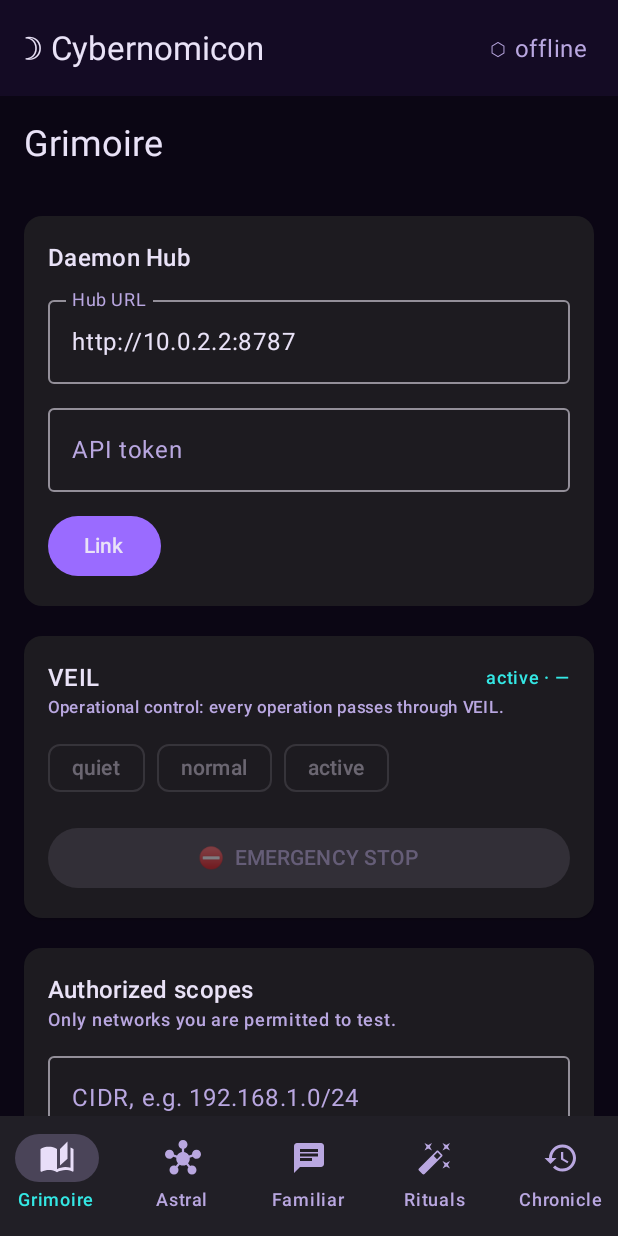
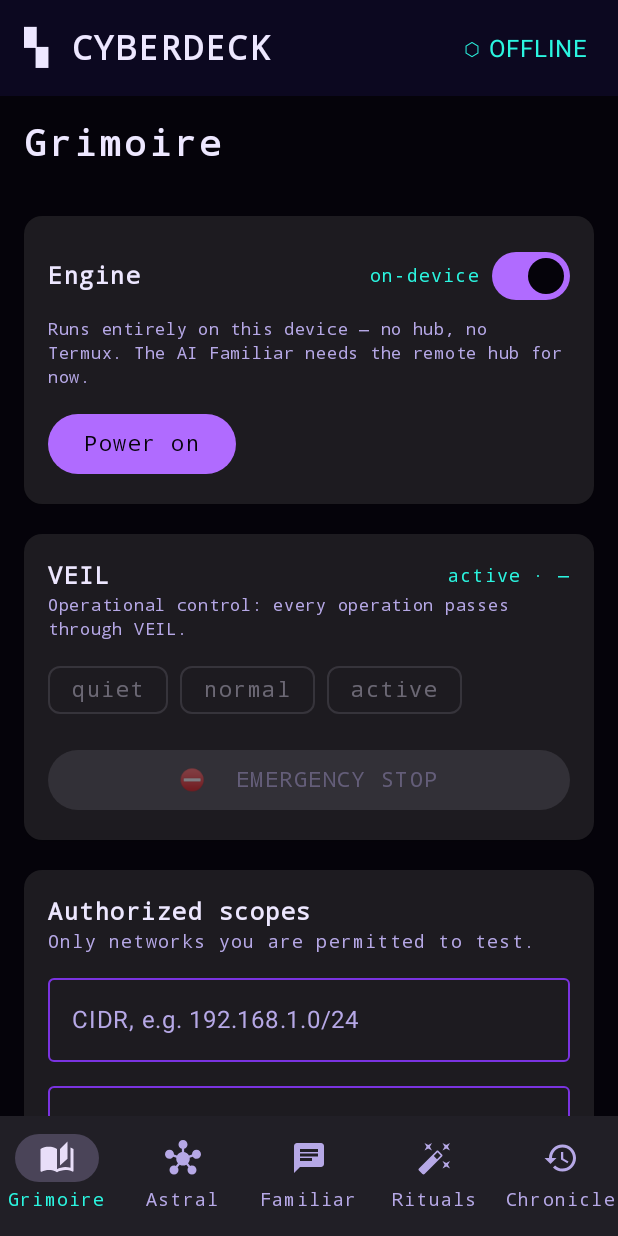
Before and after one commit to antoniosousapedro99-png/Spellbook, an Android app built with Jetpack Compose: the screen it shows after launch (MainActivity), on a phone screen of 412 x 824 dp. Run offline under Robolectric (Android 15) with nearby library versions, the phone set to English and light mode, and no system bars.

Commit message:
Phase 2: wire native engine into UI; rename to Cyberdeck; cyberpunk theme
Native engine wired in:
- Backend interface abstracts the data source. RemoteBackend wraps the Python
  hub; LocalBackend runs the on-device Kotlin engine (converts engine types to
  the UI DTOs, builds input schemas for tap-to-cast, JSON<->Any coercion).
- ViewModel now talks to Backend, not Retrofit directly. An Engine toggle in
  Grimoire switches on-device (default) vs remote hub. On-device scanning,
  daemons, VEIL, telemetry and the Astral Plane work with no hub/Termux; the
  live feed is synthesized locally (no WebSocket). The AI Familiar still routes
  to the remote hub until Phase 3 (on-device LLM).
- Renamed engine DaemonReport -> DaemonRunReport to avoid clashing with the DTO.

Rebrand:
- App renamed to Cyberdeck (launcher label + title bar).
- Cyberpunk theme: near-black voids, neon violet/cyan/magenta, monospaced
  "deck" typography for headers/labels; launch theme + status/nav bars updated.

Build: assembleDebug green; 10 native-engine JVM unit tests still pass.

Co-Authored-By: Claude Opus 4.8 <noreply@anthropic.com>
Claude-Session: https://claude.ai/code/session_01PPwGzmkaYwfWF51QXQ9PrN

```diff
--- /dev/null
+++ b/android-client/app/src/main/java/com/cybernomicon/grimoire/data/Backend.kt
@@ -0,0 +1,57 @@
+package com.cybernomicon.grimoire.data
+
+import kotlinx.serialization.json.JsonElement
+
+/**
+ * Abstraction the ViewModel talks to, so the UI is identical whether it's
+ * driving the remote Python hub or the on-device native engine.
+ */
+interface Backend {
+    val supportsLiveFeed: Boolean
+    val supportsChat: Boolean
+
+    suspend fun spells(): List<SpellSpec>
+    suspend fun daemons(): List<DaemonInfo>
+    suspend fun targets(): List<ScanTarget>
+    suspend fun addTarget(cidr: String, label: String)
+    suspend fun devices(): List<Device>
+    suspend fun topology(): Topology?
+    suspend fun findings(): List<Finding>
+    suspend fun planner(): PlannerStatus?
+    suspend fun veilStatus(): VeilStatus?
+    suspend fun veilTelemetry(): VeilTelemetryResponse?
+    suspend fun setIntensity(level: String)
+    suspend fun halt()
+    suspend fun resume()
+    suspend fun cast(spellId: String, params: Map<String, JsonElement>): CastResult
+    suspend fun summon(key: String, objective: String, scope: String?): DaemonReport
+    suspend fun chat(message: String, conversationId: String?): ChatResponse
+}
+
+/** Talks to the remote Python Daemon Hub over HTTP. */
+class RemoteBackend(private val api: HubApi) : Backend {
+    override val supportsLiveFeed = true
+    override val supportsChat = true
+
+    override suspend fun spells() = api.spells().spells
+    override suspend fun daemons() = api.daemons().daemons
+    override suspend fun targets() = api.targets().targets
+    override suspend fun addTarget(cidr: String, label: String) {
+        api.addTarget(AddTargetBody(cidr = cidr, label = label))
+    }
+    override suspend fun devices() = api.devices().devices
+    override suspend fun topology() = api.topology()
+    override suspend fun findings() = api.findings().findings
+    override suspend fun planner() = api.planner()
+    override suspend fun veilStatus() = api.veilStatus()
+    override suspend fun veilTelemetry() = api.veilTelemetry()
+    override suspend fun setIntensity(level: String) { api.veilIntensity(IntensityBody(level)) }
+    override suspend fun halt() { api.veilHalt() }
+    override suspend fun resume() { api.veilResume() }
+    override suspend fun cast(spellId: String, params: Map<String, JsonElement>) =
+        api.cast(spellId, CastBody(params))
+    override suspend fun summon(key: String, objective: String, scope: String?) =
+        api.summon(key, SummonBody(objective, scope))
+    override suspend fun chat(message: String, conversationId: String?) =
+        api.chat(ChatBody(message, conversationId))
+}
--- a/android-client/app/src/main/java/com/cybernomicon/grimoire/engine/LocalEngine.kt
+++ b/android-client/app/src/main/java/com/cybernomicon/grimoire/engine/LocalEngine.kt
@@ -42,7 +42,7 @@ class LocalEngine {
         return res
     }
 
-    suspend fun summonScryer(objective: String, scope: String?): DaemonReport =
+    suspend fun summonScryer(objective: String, scope: String?): DaemonRunReport =
         scryer.run(objective, scope)
 
     private fun recordEffects(spellId: String, result: Map<String, Any?>?) {
--- a/android-client/app/src/main/java/com/cybernomicon/grimoire/ui/GrimoireApp.kt
+++ b/android-client/app/src/main/java/com/cybernomicon/grimoire/ui/GrimoireApp.kt
@@ -37,10 +37,15 @@ fun GrimoireApp(vm: AppViewModel) {
     Scaffold(
         topBar = {
             TopAppBar(
-                title = { Text("☽ Cybernomicon") },
+                title = { Text("▚ CYBERDECK") },
                 actions = {
-                    val dot = if (state.connected) "⬢ linked" else "⬡ offline"
-                    Text(dot, modifier = Modifier.padding(end = 16.dp))
+                    val dot = when {
+                        !state.connected -> "⬡ OFFLINE"
+                        state.localMode -> "⬢ ON-DEVICE"
+                        else -> "⬢ LINKED"
+                    }
+                    Text(dot, color = MaterialTheme.colorScheme.secondary,
+                        modifier = Modifier.padding(end = 16.dp))
                 }
             )
         },
--- a/android-client/app/src/main/java/com/cybernomicon/grimoire/ui/screens/Screens.kt
+++ b/android-client/app/src/main/java/com/cybernomicon/grimoire/ui/screens/Screens.kt
@@ -82,7 +82,23 @@ fun GrimoireScreen(vm: AppViewModel, state: UiState) {
         SectionTitle("Grimoire")
         ElevatedCard(Modifier.fillMaxWidth().padding(16.dp)) {
             Column(Modifier.padding(16.dp)) {
-                Text("Daemon Hub", style = MaterialTheme.typography.titleMedium)
+                Row(verticalAlignment = Alignment.CenterVertically) {
+                    Text("Engine", style = MaterialTheme.typography.titleMedium)
+                    Spacer(Modifier.weight(1f))
+                    Text(if (state.localMode) "on-device" else "remote hub",
+                        style = MaterialTheme.typography.labelMedium,
+                        color = MaterialTheme.colorScheme.secondary)
+                    Spacer(Modifier.width(8.dp))
+                    Switch(checked = state.localMode,
+                        onCheckedChange = { vm.setLocalMode(it) })
+                }
+                if (state.localMode) {
+                    Text("Runs entirely on this device — no hub, no Termux. " +
+                        "The AI Familiar needs the remote hub for now.",
+                        style = MaterialTheme.typography.labelSmall,
+                        color = MaterialTheme.colorScheme.onSurfaceVariant,
+                        modifier = Modifier.padding(top = 4.dp))
+                } else {
                     OutlinedTextField(
                         value = state.hubUrl, onValueChange = vm::setHubUrl,
                         label = { Text("Hub URL") }, singleLine = true,
@@ -91,10 +107,16 @@ fun GrimoireScreen(vm: AppViewModel, state: UiState) {
                         value = state.token, onValueChange = vm::setToken,
                         label = { Text("API token") }, singleLine = true,
                         modifier = Modifier.fillMaxWidth().padding(top = 8.dp))
+                }
                 Row(Modifier.padding(top = 12.dp),
-                    horizontalArrangement = Arrangement.spacedBy(8.dp)) {
+                    horizontalArrangement = Arrangement.spacedBy(8.dp),
+                    verticalAlignment = Alignment.CenterVertically) {
                     Button(onClick = vm::connect, enabled = !state.busy) {
-                        Text(if (state.connected) "Reconnect" else "Link")
+                        Text(when {
+                            state.connected -> "Reconnect"
+                            state.localMode -> "Power on"
+                            else -> "Link"
+                        })
                     }
                     if (state.busy) CircularProgressIndicator(Modifier.size(24.dp))
                 }
--- a/android-client/app/src/main/java/com/cybernomicon/grimoire/ui/theme/Theme.kt
+++ b/android-client/app/src/main/java/com/cybernomicon/grimoire/ui/theme/Theme.kt
@@ -6,43 +6,63 @@ import androidx.compose.material3.Typography
 import androidx.compose.material3.darkColorScheme
 import androidx.compose.runtime.Composable
 import androidx.compose.ui.graphics.Color
+import androidx.compose.ui.text.TextStyle
+import androidx.compose.ui.text.font.FontFamily
+import androidx.compose.ui.text.font.FontWeight
+import androidx.compose.ui.unit.sp
 
-// Cybernomicon palette: dark-fantasy occult + cyberpunk.
-// Deep void backgrounds, violet/purple primaries, subtle cyan arcane accents.
-val Void = Color(0xFF0B0614)
-val VoidSurface = Color(0xFF140B24)
-val VoidSurfaceHi = Color(0xFF1E1236)
-val Violet = Color(0xFF9A6BFF)
-val VioletDeep = Color(0xFF6D3BD1)
-val Arcane = Color(0xFF34E7E4)      // cyan accent
-val Ember = Color(0xFFFF5C8A)       // warning / high severity
-val Ash = Color(0xFFB9A7E0)
-val Bone = Color(0xFFE9E2F7)
+// Cyberdeck palette: near-black voids, neon violet / cyan / magenta.
+val Void = Color(0xFF05030A)
+val VoidSurface = Color(0xFF0C0820)
+val VoidSurfaceHi = Color(0xFF17102E)
+val Violet = Color(0xFFB06BFF)
+val VioletDeep = Color(0xFF7A33E0)
+val Arcane = Color(0xFF2BF5E0)      // neon cyan
+val Magenta = Color(0xFFFF2D7E)     // hot magenta (warnings / high severity)
+val Ash = Color(0xFFB6A8E6)
+val Bone = Color(0xFFEDE7FF)
 
-private val CybernomiconColors = darkColorScheme(
+private val CyberColors = darkColorScheme(
     primary = Violet,
-    onPrimary = Bone,
+    onPrimary = Void,
     primaryContainer = VioletDeep,
+    onPrimaryContainer = Bone,
     secondary = Arcane,
     onSecondary = Void,
-    tertiary = Ember,
+    tertiary = Magenta,
+    onTertiary = Void,
     background = Void,
     onBackground = Bone,
     surface = VoidSurface,
     onSurface = Bone,
     surfaceVariant = VoidSurfaceHi,
     onSurfaceVariant = Ash,
-    error = Ember,
+    outline = VioletDeep,
+    error = Magenta,
+    onError = Void,
+    errorContainer = Color(0xFF3A0A20),
+    onErrorContainer = Magenta,
 )
+
+// A "deck" typography: monospaced, tracked-out headers for a terminal feel.
+private val mono = FontFamily.Monospace
+private val CyberType = Typography().run {
+    copy(
+        headlineSmall = headlineSmall.copy(fontFamily = mono,
+            fontWeight = FontWeight.Bold, letterSpacing = 2.sp),
+        titleLarge = titleLarge.copy(fontFamily = mono,
+            fontWeight = FontWeight.Bold, letterSpacing = 1.5.sp),
+        titleMedium = titleMedium.copy(fontFamily = mono,
+            fontWeight = FontWeight.Bold, letterSpacing = 1.sp),
+        labelLarge = labelLarge.copy(fontFamily = mono, letterSpacing = 1.sp),
+        labelMedium = labelMedium.copy(fontFamily = mono, letterSpacing = 0.8.sp),
+        labelSmall = labelSmall.copy(fontFamily = mono, letterSpacing = 0.5.sp),
+        bodyMedium = TextStyle(fontSize = 14.sp, color = Bone),
+    )
+}
 
 @Composable
 fun CybernomiconTheme(content: @Composable () -> Unit) {
-    // The grimoire is always dark; isSystemInDarkTheme is read only so a
-    // future light ritual mode is a one-line change.
     @Suppress("UNUSED_VARIABLE") val dark = isSystemInDarkTheme()
-    MaterialTheme(
-        colorScheme = CybernomiconColors,
-        typography = Typography(),
-        content = content,
-    )
+    MaterialTheme(colorScheme = CyberColors, typography = CyberType, content = content)
 }
--- a/android-client/app/src/main/res/values/strings.xml
+++ b/android-client/app/src/main/res/values/strings.xml
@@ -1,3 +1,3 @@
 <resources>
-    <string name="app_name">Cybernomicon</string>
+    <string name="app_name">Cyberdeck</string>
 </resources>
--- a/android-client/app/src/main/res/values/themes.xml
+++ b/android-client/app/src/main/res/values/themes.xml
@@ -1,8 +1,8 @@
 <resources>
     <!-- Compose supplies the real theme; this is the launch/base theme. -->
     <style name="Theme.Cybernomicon" parent="android:Theme.Material.NoActionBar">
-        <item name="android:statusBarColor">#0B0614</item>
-        <item name="android:navigationBarColor">#0B0614</item>
-        <item name="android:windowBackground">#0B0614</item>
+        <item name="android:statusBarColor">#05030A</item>
+        <item name="android:navigationBarColor">#05030A</item>
+        <item name="android:windowBackground">#05030A</item>
     </style>
 </resources>
```
Also changed, not shown: android-client/app/src/main/java/com/cybernomicon/grimoire/engine/LocalBackend.kt (added, +167 -0 lines), android-client/app/src/main/java/com/cybernomicon/grimoire/engine/Scryer.kt (+5 -5 lines), android-client/app/src/main/java/com/cybernomicon/grimoire/ui/AppViewModel.kt (+91 -107 lines), 1 other file. Lines whose indentation alone changed are shown as unchanged.
